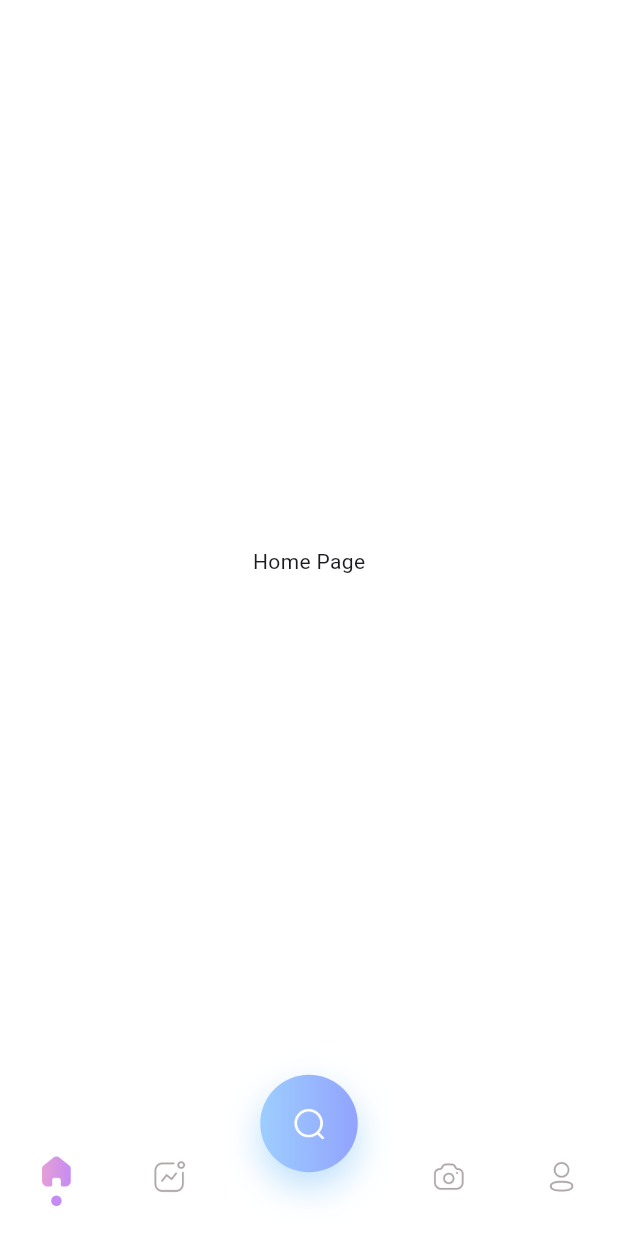
After one commit to Jahid01234/FitnestX, a Flutter app: the BottomNavBarScreen screen opened directly, on a phone screen of 412 x 824 dp. The commit adds this screen. Run offline on Flutter 3.47's test engine with Material 3 defaults, Android fonts, the phone set to English and light mode, and no system bars; our stand-ins replace carousel_slider, flutter_spinkit, get, google_fonts, pinput.

Commit message:
- bottom nav bar

```diff
--- a/lib/core/const/icons_path.dart
+++ b/lib/core/const/icons_path.dart
@@ -8,4 +8,13 @@ class IconsPath {
   static const String weight = "assets/icons/weight.png";
   static const String height = "assets/icons/arrowBottom.png";
   static const String dropDown = "assets/icons/dropdown.png";
+  static const String activity = "assets/icons/activity.png";
+  static const String camera = "assets/icons/camera.png";
+  static const String home = "assets/icons/home.png";
+  static const String profile = "assets/icons/profile.png";
+  static const String activityAc = "assets/icons/activity_ac.png";
+  static const String cameraAc = "assets/icons/camera_ac.png";
+  static const String homeAc = "assets/icons/home_ac.png";
+  static const String profileAc = "assets/icons/profile_ac.png";
+  static const String search = "assets/icons/search.png";
 }
--- a/lib/features/auth/login/view/login_screen.dart
+++ b/lib/features/auth/login/view/login_screen.dart
@@ -10,6 +10,7 @@ import 'package:fitnestx/core/style/global_text_style.dart';
 import 'package:fitnestx/features/auth/signUp/controller/sign_up_controller.dart';
 import 'package:fitnestx/features/auth/signUp/view/Widgets/header_section.dart';
 import 'package:fitnestx/features/auth/signUp/view/Widgets/social_media_button.dart';
+import 'package:fitnestx/features/bottom_nav/view/bottom_nav_bar_screen.dart';
 import 'package:flutter/gestures.dart';
 import 'package:flutter/material.dart';
 import 'package:get/get.dart';
@@ -94,6 +95,7 @@ class LoginScreen extends StatelessWidget {
                       buttonText: "Go To Home",
                       onTap: () {
                         //Get.offAllNamed(AppRoutes.home);
+                        Get.to(BottomNavBarScreen());
                       },
                     ),
                   );
--- /dev/null
+++ b/lib/features/bottom_nav/controller/bottom_nav_bar_controller.dart
@@ -0,0 +1,39 @@
+import 'package:fitnestx/core/const/icons_path.dart';
+import 'package:flutter/material.dart';
+import 'package:get/get.dart';
+
+class BottomNavBarController extends GetxController{
+  var selectedIndex = 0.obs;
+
+  final List<Widget> pages = [
+    Center(child: Text("Home Page")),
+    Center(child: Text("Activity Page")),
+    Center(child: Text("Camera Page")),
+    Center(child: Text("Profile Page")),
+  ];
+
+
+
+  final List<Map<String, String>> navItems = [
+    {
+      'active': IconsPath.homeAc,
+      'inactive': IconsPath.home,
+    },
+    {
+      'active': IconsPath.activityAc,
+      'inactive': IconsPath.activity,
+    },
+    {
+      'active': IconsPath.cameraAc,
+      'inactive': IconsPath.camera,
+    },
+    {
+      'active': IconsPath.profileAc,
+      'inactive': IconsPath.profile,
+    },
+  ];
+
+  void changeIndex(int index) {
+    selectedIndex.value = index;
+  }
+}
--- /dev/null
+++ b/lib/features/bottom_nav/view/bottom_nav_bar_screen.dart
@@ -0,0 +1,85 @@
+import 'package:fitnestx/core/const/app_colors.dart';
+import 'package:flutter/material.dart';
+import 'package:get/get.dart';
+import 'package:fitnestx/features/bottom_nav/controller/bottom_nav_bar_controller.dart';
+import 'package:fitnestx/core/const/icons_path.dart';
+
+class BottomNavBarScreen extends StatelessWidget {
+  BottomNavBarScreen({super.key});
+
+  final BottomNavBarController controller = Get.put(BottomNavBarController());
+
+  @override
+  Widget build(BuildContext context) {
+    return Obx(
+      () => Scaffold(
+        body: controller.pages[controller.selectedIndex.value],
+        floatingActionButtonLocation: FloatingActionButtonLocation.centerDocked,
+        floatingActionButton: GestureDetector(
+          onTap: () {},
+          child: Container(
+            height: 65,
+            width: 65,
+            padding: EdgeInsets.all(8),
+            decoration: BoxDecoration(
+              shape: BoxShape.circle,
+              gradient: AppColors.appGradient1,
+              boxShadow: [
+                BoxShadow(
+                  color: Colors.blue.withValues(alpha: 0.3),
+                  blurRadius: 20,
+                  offset: Offset(0, 10),
+                ),
+              ],
+            ),
+            child: Padding(
+              padding: const EdgeInsets.all(13.0),
+              child: Image.asset(IconsPath.search, height: 20, width: 20),
+            ),
+          ),
+        ),
+        bottomNavigationBar: Container(
+          padding: const EdgeInsets.symmetric(vertical: 20),
+          decoration: const BoxDecoration(color: Colors.white54),
+          child: Row(
+            mainAxisAlignment: MainAxisAlignment.spaceAround,
+            children: [
+              _navItem(0),
+              _navItem(1),
+              const SizedBox(width: 60),
+              _navItem(2),
+              _navItem(3),
+            ],
+          ),
+        ),
+      ),
+    );
+  }
+
+  // build nav item.............................
+  Widget _navItem(int index) {
+    bool isSelected = controller.selectedIndex.value == index;
+    String iconPath = isSelected
+        ? controller.navItems[index]['active']!
+        : controller.navItems[index]['inactive']!;
+    return GestureDetector(
+      onTap: () => controller.changeIndex(index),
+      child: Column(
+        mainAxisSize: MainAxisSize.min,
+        children: [
+          Image.asset(iconPath, height: 24, width: 24),
+          const SizedBox(height: 4),
+          if (isSelected)
+            Container(
+              height: 7,
+              width: 7,
+              decoration: const BoxDecoration(
+                color: AppColors.secondaryColor1,
+                shape: BoxShape.circle,
+              ),
+            ),
+        ],
+      ),
+    );
+  }
+}
```
Also changed, not shown: assets/icons/activity.png (added), assets/icons/activity_ac.png (added), assets/icons/camera.png (added), assets/icons/camera_ac.png (added), assets/icons/home.png (added), assets/icons/home_ac.png (added), assets/icons/profile.png (added), assets/icons/profile_ac.png (added), assets/icons/search.png (added).
